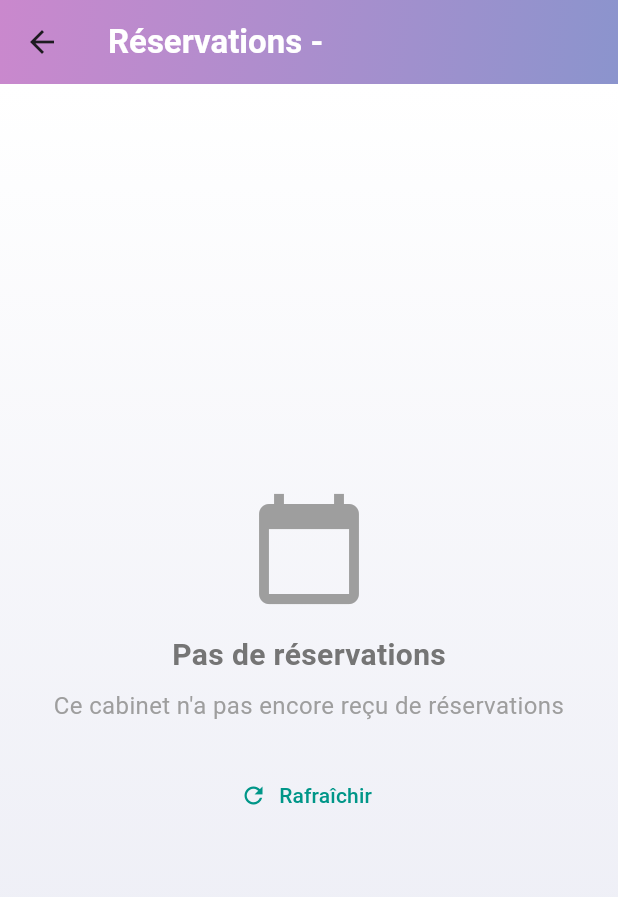
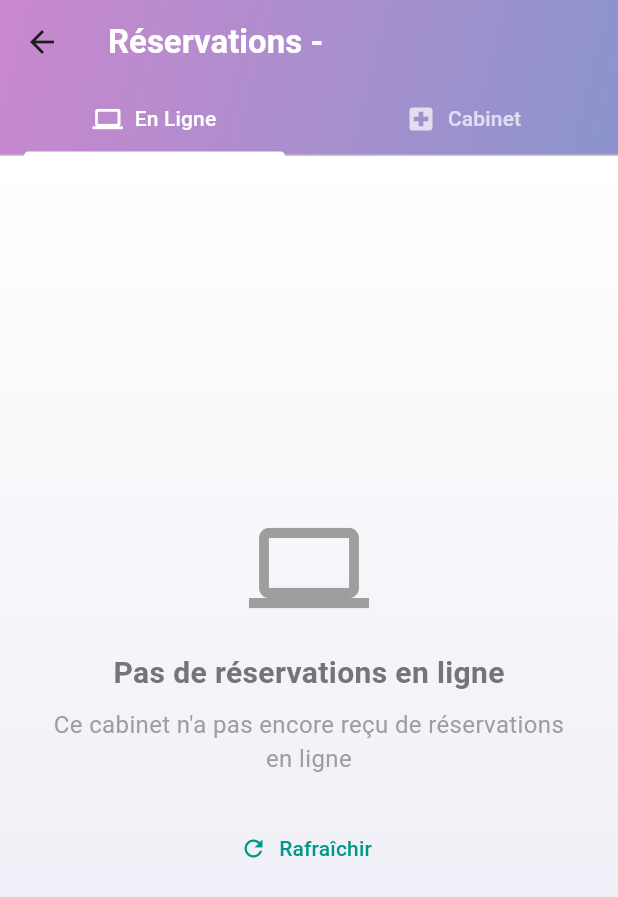
Before and after one commit to Amal-oueslati52/AppMentalHealth, a Flutter app: the DoctorReservationsScreen screen opened directly with empty values, after a tap on "Rafraîchir", on a phone screen of 412 x 824 dp. Shown: the top 897 px of the screen. Run offline on Flutter 3.47's test engine with Material 3 defaults, Android fonts, the phone set to English and light mode, and no system bars; our stand-ins replace another_flushbar, circle_nav_bar, cloud_firestore, dio, firebase_auth, firebase_core and 7 more; missing offline and left inert: firebase_app_check; accounts and stored records are empty; network calls fail.

Commit message:
ajuster listes de reservation dans l'interface doctor

```diff
--- a/lib/doctor/doctor_reservations_screen.dart
+++ b/lib/doctor/doctor_reservations_screen.dart
@@ -14,35 +14,67 @@ class DoctorReservationsScreen extends StatefulWidget {
       _DoctorReservationsScreenState();
 }
 
-class _DoctorReservationsScreenState extends State<DoctorReservationsScreen> {
+class _DoctorReservationsScreenState extends State<DoctorReservationsScreen>
+    with SingleTickerProviderStateMixin {
   static const Map<String, String> statusColors = {
     'CONFIRMED': '#4CAF50',
     'REJECTED': '#F44336',
     'PENDING': '#FFA726',
   };
 
+  late TabController _tabController;
+  List<Map<String, dynamic>> _onlineReservations = [];
+  List<Map<String, dynamic>> _cabinetReservations = [];
   final DoctorCabinetService _cabinetService = DoctorCabinetService();
-  List<Map<String, dynamic>> _reservations = [];
   bool _isLoading = true;
-
   @override
   void initState() {
     super.initState();
+    _tabController = TabController(length: 2, vsync: this);
     _loadReservations();
+  }
+
+  @override
+  void dispose() {
+    _tabController.dispose();
+    super.dispose();
   }
 
   Future<void> _loadReservations() async {
     setState(() => _isLoading = true);
     try {
       print('🔍 Loading reservations for cabinet ID: ${widget.cabinet.id}');
-
       final reservations = await _cabinetService
           .getCabinetReservations(widget.cabinet.id.toString());
 
       print('📋 Found ${reservations.length} real reservations');
+      print('📋 Toutes les réservations: ${reservations.length}');
+      reservations.forEach((r) {
+        print('- Type de consultation: ${r['Consultation_type']}');
+      });
+      final online = reservations.where((r) {
+        final consultationType = r['Consultation_type']?.toString() ?? '';
+        print('🔍 Consultation type (en ligne check): $consultationType');
+        return consultationType == 'EN_LIGNE';
+      }).toList();
+
+      final cabinet = reservations.where((r) {
+        final consultationType = r['Consultation_type']?.toString() ?? '';
+        print('🔍 Consultation type (cabinet check): $consultationType');
+        return consultationType == 'EN CABINET';
+      }).toList();
+
+      print('📊 Répartition des réservations:');
+      print('- Total: ${reservations.length}');
+      print('- En ligne: ${online.length}');
+      print('- En cabinet: ${cabinet.length}');
+
+      print('📋 Réservations en ligne: ${online.length}');
+      print('📋 Réservations en cabinet: ${cabinet.length}');
 
       setState(() {
-        _reservations = reservations;
+        _onlineReservations = online;
+        _cabinetReservations = cabinet;
         _isLoading = false;
       });
     } catch (e, stackTrace) {
@@ -63,21 +95,24 @@ class _DoctorReservationsScreenState extends State<DoctorReservationsScreen> {
     try {
       setState(() => _isLoading = true);
 
-      final reservation = _reservations.firstWhere(
+      final reservation =
+          [..._onlineReservations, ..._cabinetReservations].firstWhere(
         (r) => r['id'].toString() == reservationId,
         orElse: () => throw Exception('Reservation not found'),
-      );
-
-      final documentId = reservation['documentId'];
-      print(
-          '📝 Updating reservation - ID: $reservationId, DocumentId: $documentId, Status: $newStatus');
-
-      if (documentId == null || documentId.isEmpty) {
-        throw Exception('DocumentId not found for reservation $reservationId');
+      ); // Récupérer le documentId de la réservation
+      final reservationDocId = reservation['documentId'];
+      if (reservationDocId == null || reservationDocId.toString().isEmpty) {
+        throw Exception(
+            'DocumentId invalide pour la réservation $reservationId');
       }
 
-      final success =
-          await _cabinetService.updateReservationStatus(documentId, newStatus);
+      print('📝 Mise à jour de la réservation:');
+      print('- ID: $reservationId');
+      print('- DocumentId: $reservationDocId');
+      print('- Nouveau statut: $newStatus');
+
+      final success = await _cabinetService.updateReservationStatus(
+          reservationDocId.toString(), newStatus);
 
       if (!mounted) return;
 
@@ -116,35 +151,43 @@ class _DoctorReservationsScreenState extends State<DoctorReservationsScreen> {
     if (dateStr == null || dateStr.isEmpty) {
       return DateTime.now();
     }
-    return DateTime.tryParse(dateStr)?.toLocal() ?? DateTime.now();
+    try {
+      final date = DateTime.parse(dateStr).toLocal();
+      print(
+          '📅 Parsed date: $dateStr -> ${DateFormat('dd/MM/yyyy HH:mm').format(date)}');
+      return date;
+    } catch (e) {
+      print('❌ Erreur de parsing de la date: $dateStr');
+      return DateTime.now();
+    }
   }
 
-  Widget _buildEmptyState() {
+  Widget _buildEmptyState({required bool isOnline}) {
     return Center(
       child: Column(
         mainAxisAlignment: MainAxisAlignment.center,
         children: [
-          const Icon(
-            Icons.calendar_today,
+          Icon(
+            isOnline ? Icons.computer : Icons.local_hospital,
             size: 80,
             color: Colors.grey,
           ),
           const SizedBox(height: 16),
-          const Text(
-            'Pas de réservations',
-            style: TextStyle(
+          Text(
+            'Pas de réservations ${isOnline ? 'en ligne' : 'en cabinet'}',
+            style: const TextStyle(
               fontSize: 20,
               color: Color(0xFF757575),
               fontWeight: FontWeight.bold,
             ),
           ),
           const SizedBox(height: 8),
-          const Padding(
-            padding: EdgeInsets.symmetric(horizontal: 32),
+          Padding(
+            padding: const EdgeInsets.symmetric(horizontal: 32),
             child: Text(
-              'Ce cabinet n\'a pas encore reçu de réservations',
+              'Ce cabinet n\'a pas encore reçu de réservations ${isOnline ? 'en ligne' : 'en cabinet'}',
               textAlign: TextAlign.center,
-              style: TextStyle(
+              style: const TextStyle(
                 fontSize: 16,
                 color: Color(0xFF9E9E9E),
               ),
@@ -168,12 +211,19 @@ class _DoctorReservationsScreenState extends State<DoctorReservationsScreen> {
     final date = _parseDate(reservation['date']);
     final status = reservation['state'] ?? 'PENDING';
     final user = reservation['users_permissions_user'] ?? {};
+    final consultationType = reservation['Consultation_type']?.toString() ?? '';
+    print('🏥 Card consultation type: $consultationType');
+    final isOnline = consultationType == 'EN_LIGNE';
 
     return Container(
       margin: const EdgeInsets.symmetric(horizontal: 8, vertical: 4),
       decoration: BoxDecoration(
         color: Colors.white,
         borderRadius: BorderRadius.circular(12),
+        border: Border.all(
+          color: isOnline ? const Color(0xFF8B94CD) : const Color(0xFFCA88CD),
+          width: 1,
+        ),
         boxShadow: [
           BoxShadow(
             color: const Color(0xFFCA88CD).withOpacity(0.1),
@@ -200,15 +250,18 @@ class _DoctorReservationsScreenState extends State<DoctorReservationsScreen> {
                 color: Colors.black87,
               ),
             ),
+            Row(
+              children: [
                 Container(
-              padding: const EdgeInsets.symmetric(horizontal: 8, vertical: 4),
+                  padding:
+                      const EdgeInsets.symmetric(horizontal: 8, vertical: 4),
                   decoration: BoxDecoration(
                     gradient: LinearGradient(
                       colors: [
                         Color(int.parse(
                             _getStatusColor(status).replaceAll('#', '0xFF'))),
-                    Color(int.parse(
-                            _getStatusColor(status).replaceAll('#', '0xFF')))
+                        Color(int.parse(_getStatusColor(status)
+                                .replaceAll('#', '0xFF')))
                             .withOpacity(0.8),
                       ],
                     ),
@@ -218,6 +271,42 @@ class _DoctorReservationsScreenState extends State<DoctorReservationsScreen> {
                     status,
                     style: const TextStyle(color: Colors.white),
                   ),
+                ),
+                const SizedBox(width: 8),
+                Container(
+                  padding:
+                      const EdgeInsets.symmetric(horizontal: 8, vertical: 4),
+                  decoration: BoxDecoration(
+                    color: isOnline
+                        ? const Color(0xFF8B94CD).withOpacity(0.2)
+                        : const Color(0xFFCA88CD).withOpacity(0.2),
+                    borderRadius: BorderRadius.circular(12),
+                  ),
+                  child: Row(
+                    mainAxisSize: MainAxisSize.min,
+                    children: [
+                      Icon(
+                        isOnline ? Icons.computer : Icons.local_hospital,
+                        size: 16,
+                        color: isOnline
+                            ? const Color(0xFF8B94CD)
+                            : const Color(0xFFCA88CD),
+                      ),
+                      const SizedBox(width: 4),
+                      Text(
+                        isOnline ? 'En Ligne' : 'Cabinet',
+                        style: TextStyle(
+                          color: isOnline
+                              ? const Color(0xFF8B94CD)
+                              : const Color(0xFFCA88CD),
+                          fontSize: 12,
+                          fontWeight: FontWeight.w500,
+                        ),
+                      ),
+                    ],
+                  ),
+                ),
+              ],
             ),
           ],
         ),
@@ -262,6 +351,34 @@ class _DoctorReservationsScreenState extends State<DoctorReservationsScreen> {
             ),
           ),
         ),
+        bottom: TabBar(
+          controller: _tabController,
+          tabs: const [
+            Tab(
+              child: Row(
+                mainAxisAlignment: MainAxisAlignment.center,
+                children: [
+                  Icon(Icons.computer, size: 20),
+                  SizedBox(width: 8),
+                  Text('En Ligne'),
+                ],
+              ),
+            ),
+            Tab(
+              child: Row(
+                mainAxisAlignment: MainAxisAlignment.center,
+                children: [
+                  Icon(Icons.local_hospital, size: 20),
+                  SizedBox(width: 8),
+                  Text('Cabinet'),
+                ],
+              ),
+            ),
+          ],
+          indicatorColor: Colors.white,
+          labelColor: Colors.white,
+          unselectedLabelColor: Colors.white70,
+        ),
       ),
       body: Container(
         decoration: const BoxDecoration(
@@ -273,15 +390,34 @@ class _DoctorReservationsScreenState extends State<DoctorReservationsScreen> {
         ),
         child: _isLoading
             ? const Center(child: CircularProgressIndicator())
-            : RefreshIndicator(
+            : TabBarView(
+                controller: _tabController,
+                children: [
+                  // Online Reservations Tab
+                  RefreshIndicator(
                     onRefresh: _loadReservations,
-                child: _reservations.isEmpty
-                    ? _buildEmptyState()
+                    child: _onlineReservations.isEmpty
+                        ? _buildEmptyState(isOnline: true)
                         : ListView.builder(
-                        itemCount: _reservations.length,
+                            itemCount: _onlineReservations.length,
                             itemBuilder: (context, index) =>
-                            _buildReservationCard(_reservations[index]),
+                                _buildReservationCard(
+                                    _onlineReservations[index]),
                           ),
+                  ),
+                  // Cabinet Reservations Tab
+                  RefreshIndicator(
+                    onRefresh: _loadReservations,
+                    child: _cabinetReservations.isEmpty
+                        ? _buildEmptyState(isOnline: false)
+                        : ListView.builder(
+                            itemCount: _cabinetReservations.length,
+                            itemBuilder: (context, index) =>
+                                _buildReservationCard(
+                                    _cabinetReservations[index]),
+                          ),
+                  ),
+                ],
               ),
       ),
     );
--- a/lib/services/doctor_cabinet_service.dart
+++ b/lib/services/doctor_cabinet_service.dart
@@ -150,20 +150,25 @@ class DoctorCabinetService {
       if (response.statusCode != 200) {
         throw Exception('Failed to fetch reservations');
       }
-
       final List<dynamic> reservationsData =
           json.decode(response.body)['data'] ?? [];
+      print('📋 Raw reservation data: ${json.encode(reservationsData)}');
       return reservationsData
           .map((item) => {
                 'id': item['id'],
-                'documentId': item['documentId'] ?? '',
+                'documentId': item['documentId'] ?? item['id'].toString(),
                 'date': item['date'],
                 'state': item['state'] ?? 'PENDING',
+                'Consultation_type': item['Consultation_type'],
                 'users_permissions_user': {
-                  'username': item['users_permissions_user']?['username'] ??
-                      item['users_permissions_user']?['email'] ??
+                  'username': item['attributes']?['users_permissions_user']
+                          ?['data']?['attributes']?['username'] ??
+                      item['attributes']?['users_permissions_user']?['data']
+                          ?['attributes']?['email'] ??
                       'Inconnu',
-                  'email': item['users_permissions_user']?['email'] ?? '',
+                  'email': item['attributes']?['users_permissions_user']
+                          ?['data']?['attributes']?['email'] ??
+                      '',
                 }
               })
           .toList();
@@ -179,6 +184,9 @@ class DoctorCabinetService {
       final token = await _authService.getAuthToken();
       if (token == null) throw Exception('No authentication token found');
 
+      print('🔄 Sending update request:');
+      print('- documentId: $documentId');
+      print('- newStatus: $newStatus');
       final response = await http.put(
         Uri.parse('$baseUrl/reservations/$documentId'),
         headers: {
```
Also changed, not shown: 4 other files. Lines whose indentation alone changed are shown as unchanged.
